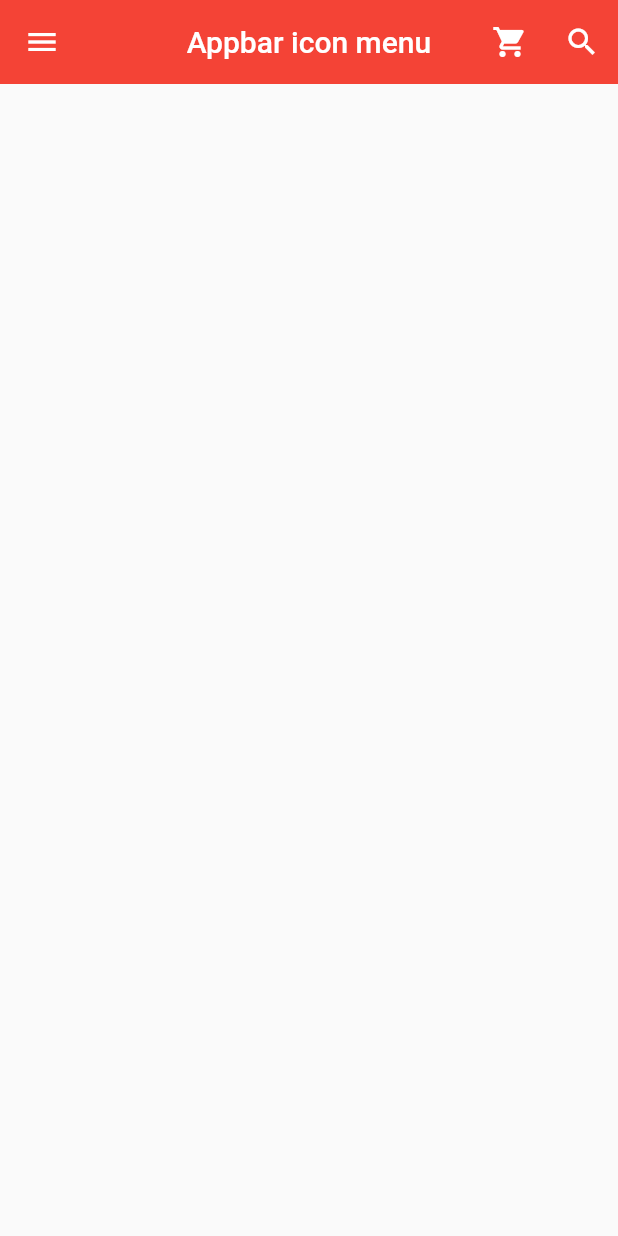
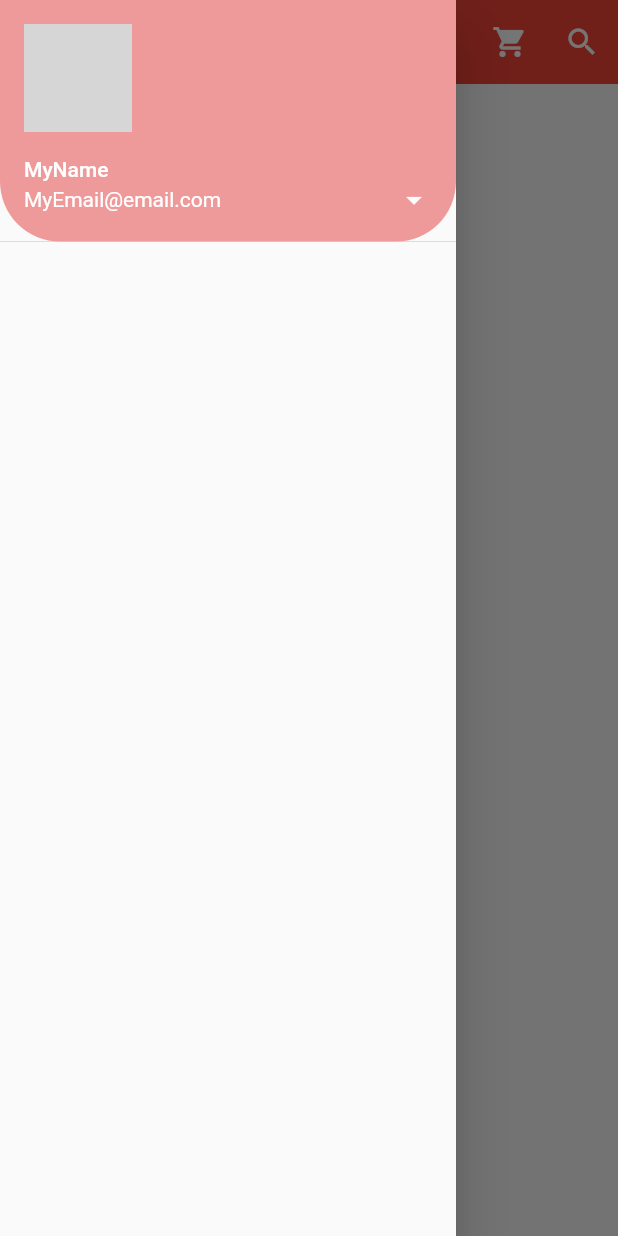
Before and after one commit to kisbi3/contact, a Flutter app: the screen it shows after launch, with the side drawer open (before the commit the screen has no drawer), on a phone screen of 412 x 824 dp. Run offline on Flutter 3.47's test engine with Material 2 defaults, Android fonts, the phone set to English and light mode, and no system bars; grey boxes are pictures that could not be loaded.

```diff
--- a/lib/main.dart
+++ b/lib/main.dart
@@ -17,7 +17,6 @@ class MyApp extends StatelessWidget {
   }
 }
 
-
 class MyPage extends StatelessWidget {
   const MyPage({Key? key}) : super(key: key);
 
@@ -29,25 +28,55 @@ class MyPage extends StatelessWidget {
         centerTitle: true,
         elevation: 0.0,
         //leading : 아이콘 버튼이나 간단한 위젯을 왼족에 배치할
-        leading: IconButton(onPressed: (){
-          // Icon을 눌렀을 때 아래 함수가 실행됨.
-          print('menu button is clicked');
-          },
-          icon: Icon(Icons.menu)),
+
         //actions : 복수의 아이콘 버튼 등을 오른쪽에 배치할 때
         actions: [
-          IconButton(onPressed: (){
+          IconButton(
+              onPressed: () {
                 // Icon을 눌렀을 때 아래 함수가 실행됨.
                 print('shopping cart button is clicked');
               },
               icon: Icon(Icons.shopping_cart)),
-          IconButton(onPressed: (){
+          IconButton(
+              onPressed: () {
                 // Icon을 눌렀을 때 아래 함수가 실행됨.
                 print('search button is clicked');
               },
               icon: Icon(Icons.search)),
         ],
       ),
+      // 왼쪽 위에 넣는 menu 대신 씀.
+      drawer: Drawer(
+        // List View 란?
+        // 세로 방향으로 여러가지 보여 주는 것.
+        child: ListView(
+          // List View 내부에서 여백이 필요 없음
+          padding: EdgeInsets.zero,
+          children: [
+            UserAccountsDrawerHeader(
+                // 현재 사용자의 이미지
+              currentAccountPicture: CircleAvatar(
+                backgroundImage: AssetImage('lisaCover.jpg'),
+                backgroundColor: Colors.white,
+              ),
+              accountName: Text('MyName'),
+              accountEmail: Text('MyEmail@email.com'),
+              // 클릭을 하면 추가 정보를 보여주는 버튼
+              onDetailsPressed: (){
+                print('arrow is clicked');
+              },
+              decoration: BoxDecoration(
+                color: Colors.red[200],
+                //경계선을 원형처리 할 때 사용
+                borderRadius: BorderRadius.only(
+                  bottomLeft: Radius.circular(40.0),
+                  bottomRight: Radius.circular(40.0)
+                )
+              ),
+            )
+          ],
+        ),
+      ),
     );
   }
 }
```
Also changed, not shown: assets/aimerCover.jpg (added), assets/lisaCover.jpg (renamed from assets/COVER1.jpg). Lines whose indentation alone changed are shown as unchanged.
